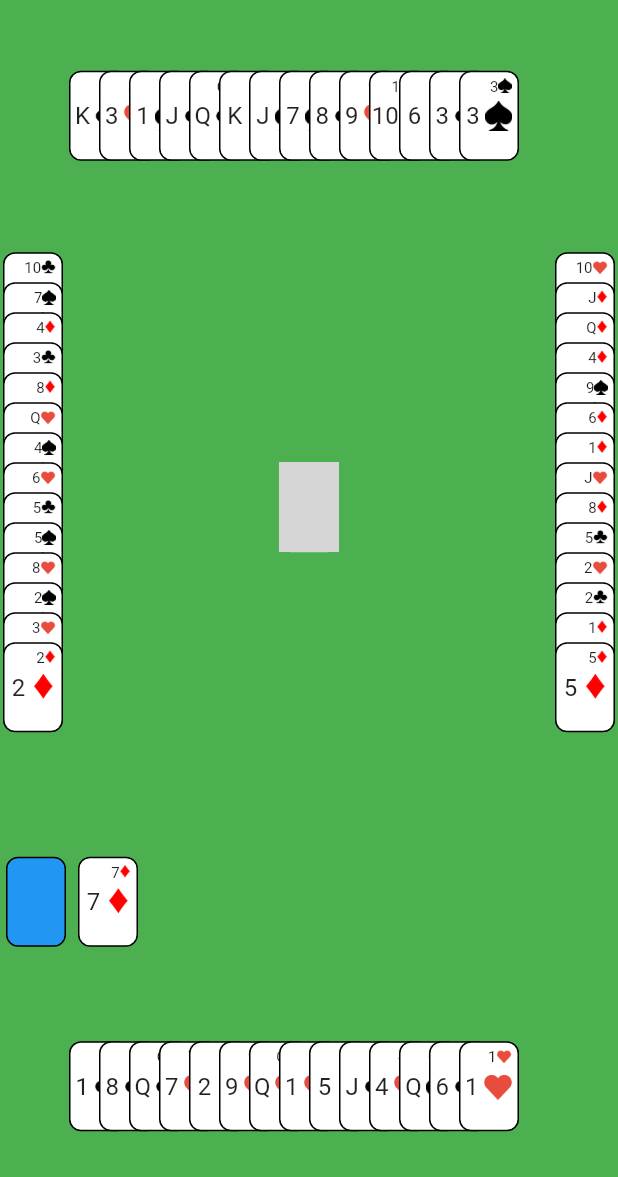
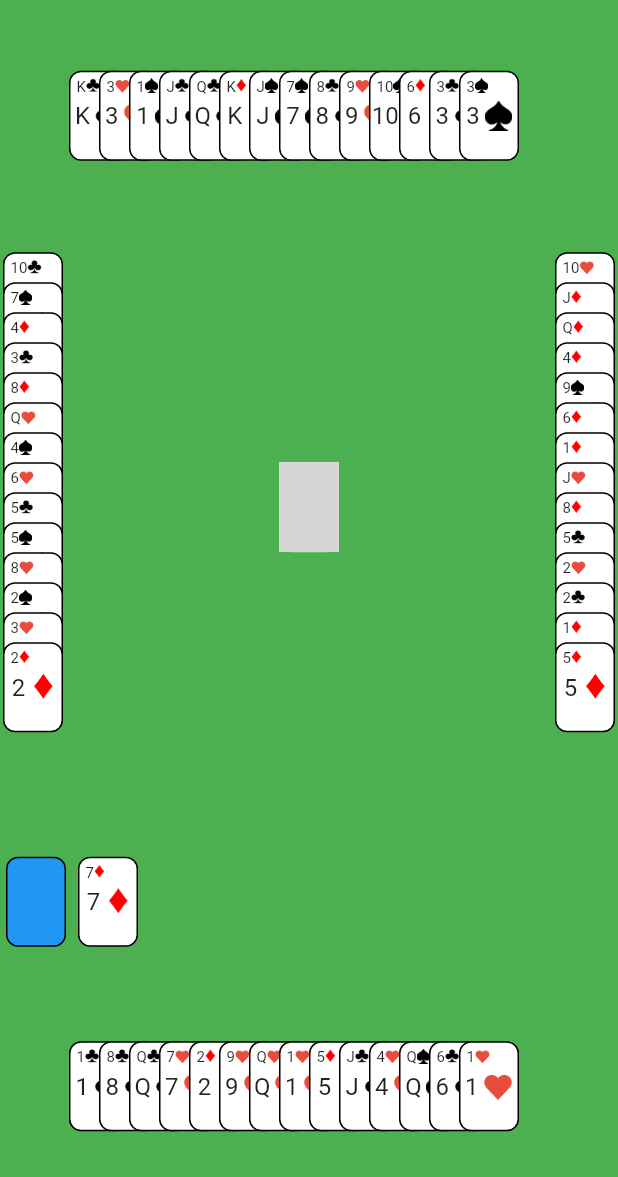
Before and after one commit to alnah005/Konkan, a Flutter app: the screen it shows after launch, on a phone screen of 412 x 824 dp, the part 59-1236 px from its top. Run offline on Flutter 3.47's test engine with Material 2 defaults, Android fonts, the phone set to English and light mode, and no system bars; network calls fail; grey boxes are pictures that could not be loaded.

Commit message:
removed todo and fixed layout of card to make suit visible.

```diff
--- a/lib/widgets/transformed_card.dart
+++ b/lib/widgets/transformed_card.dart
@@ -23,7 +23,6 @@ class TransformedCard extends StatefulWidget {
   _TransformedCardState createState() => _TransformedCardState();
 }
 
-// todo modify transform to create columns and rows of players
 class _TransformedCardState extends State<TransformedCard> {
   @override
   Widget build(BuildContext context) {
@@ -100,7 +99,7 @@ class _TransformedCardState extends State<TransformedCard> {
               child: Align(
                 alignment: Alignment.topRight,
                 child: Row(
-                  mainAxisAlignment: MainAxisAlignment.end,
+                  mainAxisAlignment: MainAxisAlignment.start,
                   crossAxisAlignment: CrossAxisAlignment.start,
                   children: <Widget>[
                     Text(
```
